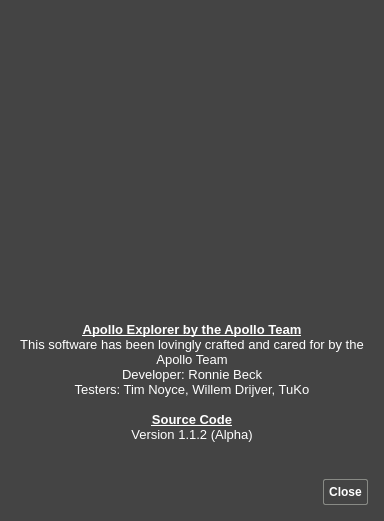
Old version of the form ApolloExplorerPC/aboutdialog.ui in the repository ronybeck/ApolloExplorer.
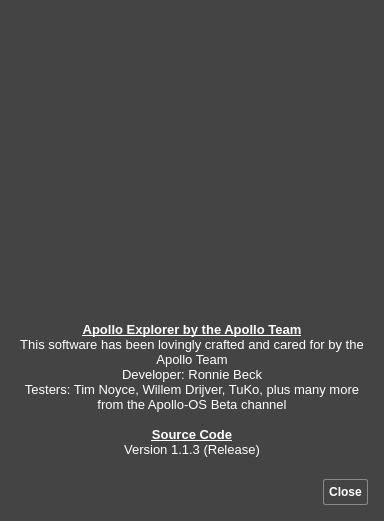
New version of the form. Icons and pictures are not drawn.

Commit message: Updated the about dialog

```diff
--- a/ApolloExplorerPC/aboutdialog.ui
+++ b/ApolloExplorerPC/aboutdialog.ui
@@ -163,10 +163,10 @@
 &lt;p align=&quot;center&quot; style=&quot; margin-top:0px; margin-bottom:0px; margin-left:0px; margin-right:0px; -qt-block-indent:0; text-indent:0px;&quot;&gt;&lt;span style=&quot; font-family:'Ubuntu'; text-decoration: underline;&quot;&gt;Apollo Explorer by the Apollo Team&lt;/span&gt;&lt;/p&gt;
 &lt;p align=&quot;center&quot; style=&quot; margin-top:0px; margin-bottom:0px; margin-left:0px; margin-right:0px; -qt-block-indent:0; text-indent:0px;&quot;&gt;&lt;span style=&quot; font-family:'Ubuntu'; font-weight:400;&quot;&gt;This software has been lovingly crafted and cared for by the Apollo Team&lt;/span&gt;&lt;/p&gt;
 &lt;p align=&quot;center&quot; style=&quot; margin-top:0px; margin-bottom:0px; margin-left:0px; margin-right:0px; -qt-block-indent:0; text-indent:0px;&quot;&gt;&lt;span style=&quot; font-family:'Ubuntu'; font-weight:400;&quot;&gt;Developer: Ronnie Beck&lt;/span&gt;&lt;/p&gt;
-&lt;p align=&quot;center&quot; style=&quot; margin-top:0px; margin-bottom:0px; margin-left:0px; margin-right:0px; -qt-block-indent:0; text-indent:0px;&quot;&gt;&lt;span style=&quot; font-family:'Ubuntu'; font-weight:400;&quot;&gt;Testers: Tim Noyce, Willem Drijver, TuKo&lt;/span&gt;&lt;/p&gt;
+&lt;p align=&quot;center&quot; style=&quot; margin-top:0px; margin-bottom:0px; margin-left:0px; margin-right:0px; -qt-block-indent:0; text-indent:0px;&quot;&gt;&lt;span style=&quot; font-family:'Ubuntu'; font-weight:400;&quot;&gt;Testers: Tim Noyce, Willem Drijver, TuKo, plus many more from the Apollo-OS Beta channel&lt;/span&gt;&lt;/p&gt;
 &lt;p align=&quot;center&quot; style=&quot;-qt-paragraph-type:empty; margin-top:0px; margin-bottom:0px; margin-left:0px; margin-right:0px; -qt-block-indent:0; text-indent:0px; font-family:'Ubuntu'; font-weight:400;&quot;&gt;&lt;br /&gt;&lt;/p&gt;
 &lt;p align=&quot;center&quot; style=&quot; margin-top:0px; margin-bottom:0px; margin-left:0px; margin-right:0px; -qt-block-indent:0; text-indent:0px;&quot;&gt;&lt;a href=&quot;https://github.com/ronybeck/ApolloExplorer&quot;&gt;&lt;span style=&quot; text-decoration: underline; color:#ffffff;&quot;&gt;Source Code&lt;/span&gt;&lt;/a&gt;&lt;/p&gt;
-&lt;p align=&quot;center&quot; style=&quot; margin-top:0px; margin-bottom:0px; margin-left:0px; margin-right:0px; -qt-block-indent:0; text-indent:0px;&quot;&gt;&lt;span style=&quot; font-family:'Ubuntu'; font-weight:400;&quot;&gt;Version 1.1.2 (Alpha)&lt;/span&gt;&lt;/p&gt;&lt;/body&gt;&lt;/html&gt;</string>
+&lt;p align=&quot;center&quot; style=&quot; margin-top:0px; margin-bottom:0px; margin-left:0px; margin-right:0px; -qt-block-indent:0; text-indent:0px;&quot;&gt;&lt;span style=&quot; font-family:'Ubuntu'; font-weight:400;&quot;&gt;Version 1.1.3 (Release)&lt;/span&gt;&lt;/p&gt;&lt;/body&gt;&lt;/html&gt;</string>
      </property>
      <property name="openExternalLinks">
       <bool>true</bool>
```
